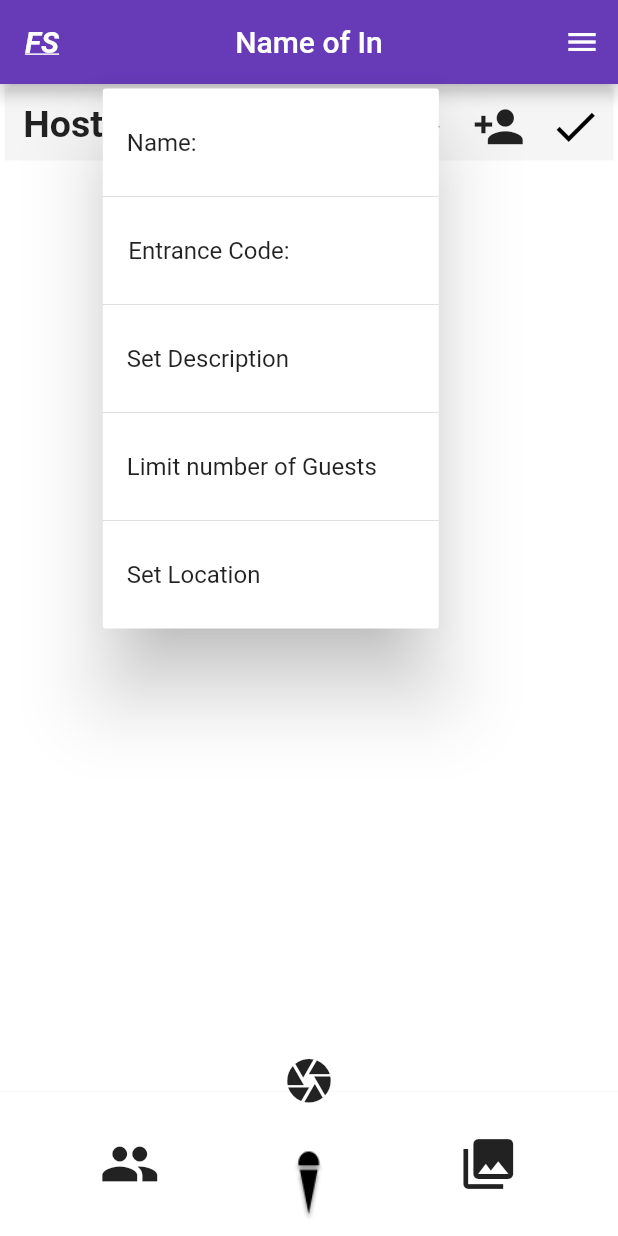
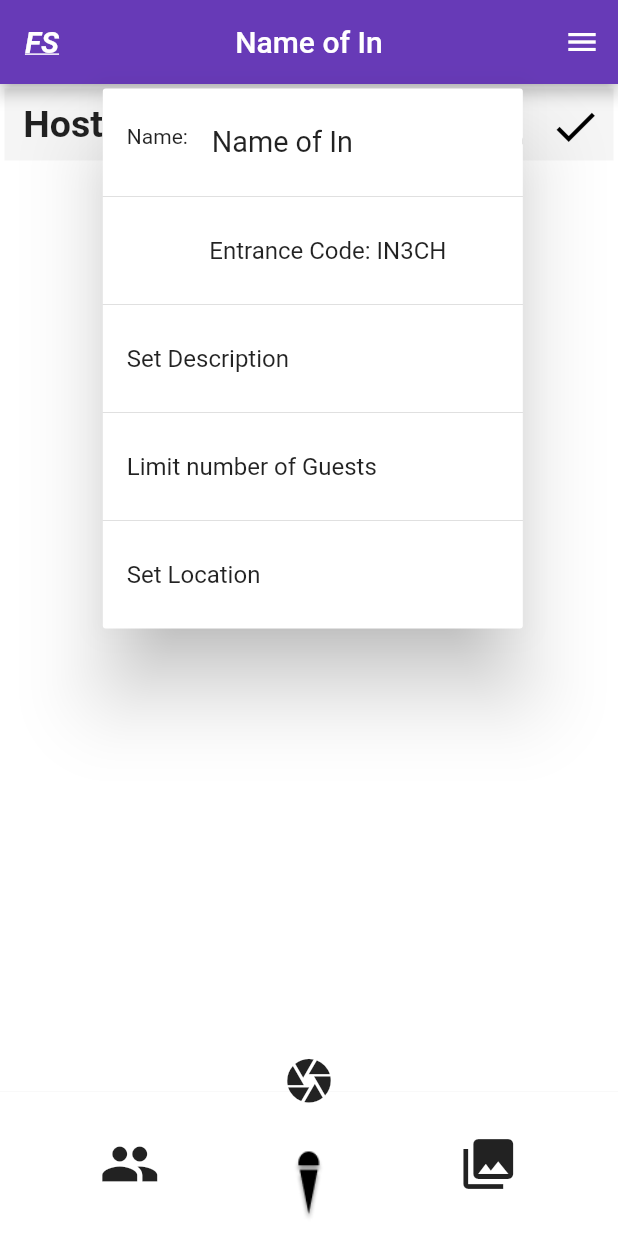
Before and after one commit to FourGuysTalkingAbout/ishallsealtheheavens, a Flutter app: the InstancePage screen opened by its route, after a tap on the "edit" icon, on a phone screen of 412 x 824 dp. Run offline on Flutter 3.47's test engine with Material 2 defaults, Android fonts, the phone set to English and light mode, and no system bars; our stand-ins replace firebase_storage, image_picker; accounts and stored records are empty.

Commit message:
FS-44 fixed up names on menu options

```diff
--- a/lib/app_bar_top_instance.dart
+++ b/lib/app_bar_top_instance.dart
@@ -186,32 +186,43 @@ class EditIcon extends StatelessWidget {
 
   @override
   Widget build(BuildContext context) {
-    //todo: add functionality to menu options when tapped
+    var entranceCode = 'IN3CH';
+    String instanceName = 'Name of In';
+    String instanceDescription = '';
+    int numberOfGuests;
+
     return PopupMenuButton(
         icon: Icon(Icons.edit),
         elevation: 23.0,
         itemBuilder: (BuildContext context) => <PopupMenuEntry>[
-              const PopupMenuItem(
+               PopupMenuItem(
                 child: ListTile(
-                    contentPadding: EdgeInsets.only(right: 1.0),
-                    title: Text('Name:')),
+                  //TODO:create a onpressed that edits 'instanceName'
+                    contentPadding: EdgeInsets.only(right: 0.0),
+                    leading: Text('Name:'),
+                    title: Text('$instanceName',textScaleFactor: 1.2,)
+                ),
               ),
               PopupMenuDivider(),
-              const PopupMenuItem(
+               PopupMenuItem(
                 child: ListTile(
-                  title: Text('Entrance Code:'),
-                  contentPadding: EdgeInsets.only(left: 1.0),
+                  //TODO:create a onpressed that allows to edit 'entranceCode?
+                  //TODO:make the 'entranceCode' bigger font
+                  title: Text('Entrance Code: $entranceCode '),
+                  contentPadding: EdgeInsets.only(left: 55.0), //todo:change back to 0.0
                 ),
               ),
               PopupMenuDivider(),
               const PopupMenuItem(
                 child: ListTile(
+                  //TODO:create a dialog that is allows writing descriptions of instance
                   title: Text('Set Description'),
                   contentPadding: EdgeInsets.only(right: 0.0),
                 ),
               ),
               PopupMenuDivider(),
               const PopupMenuItem(
+                //TODO: implement a way to limit guests in the instance
                 child: ListTile(
                   title: Text('Limit number of Guests'),
                   contentPadding: EdgeInsets.only(right: 0.0),
@@ -219,6 +230,7 @@ class EditIcon extends StatelessWidget {
               ),
               PopupMenuDivider(),
               const PopupMenuItem(
+                //TODO: is this a Text location or some sort of google maps thing?
                 child: ListTile(
                   title: Text('Set Location'),
                   contentPadding: EdgeInsets.only(right: 0.0),
```
